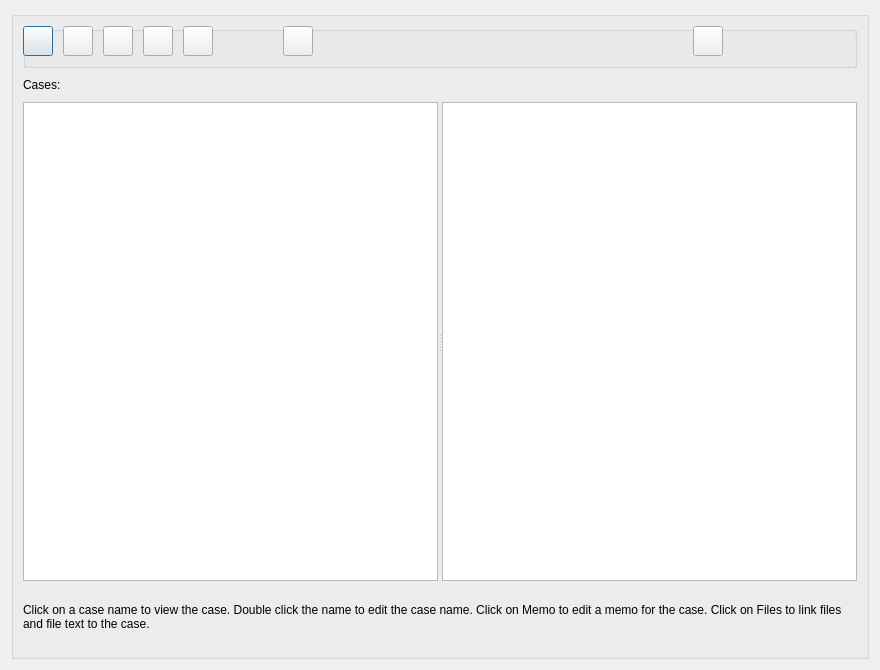
The window that GUI_UIs/ui_dialog_cases.ui (ccbogel/QualCoder) describes before a commit, drawn with Qt 5.
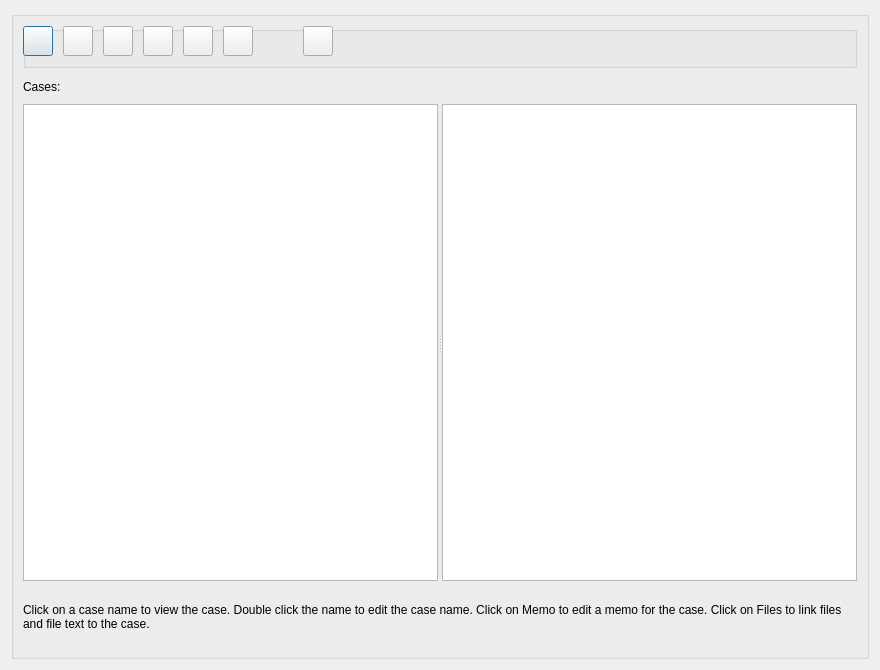
The same window after the commit.

Diff of the .ui file:
```diff
--- a/GUI_UIs/ui_dialog_cases.ui
+++ b/GUI_UIs/ui_dialog_cases.ui
@@ -56,7 +56,7 @@
         <property name="minimumSize">
          <size>
           <width>0</width>
-          <height>22</height>
+          <height>24</height>
          </size>
         </property>
         <property name="maximumSize">
@@ -112,7 +112,7 @@
         <widget class="QPushButton" name="pushButton_delete">
          <property name="geometry">
           <rect>
-           <x>260</x>
+           <x>280</x>
            <y>0</y>
            <width>30</width>
            <height>30</height>
@@ -220,7 +220,7 @@
         <widget class="QPushButton" name="pushButton_help">
          <property name="geometry">
           <rect>
-           <x>670</x>
+           <x>200</x>
            <y>0</y>
            <width>30</width>
            <height>30</height>
```
